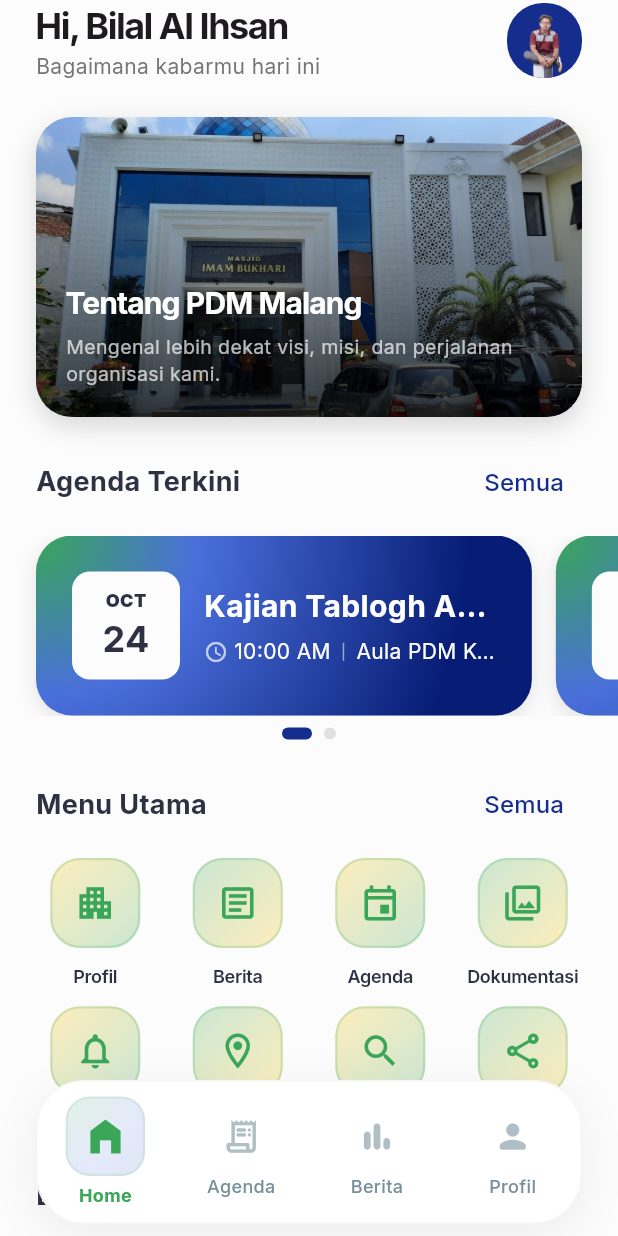
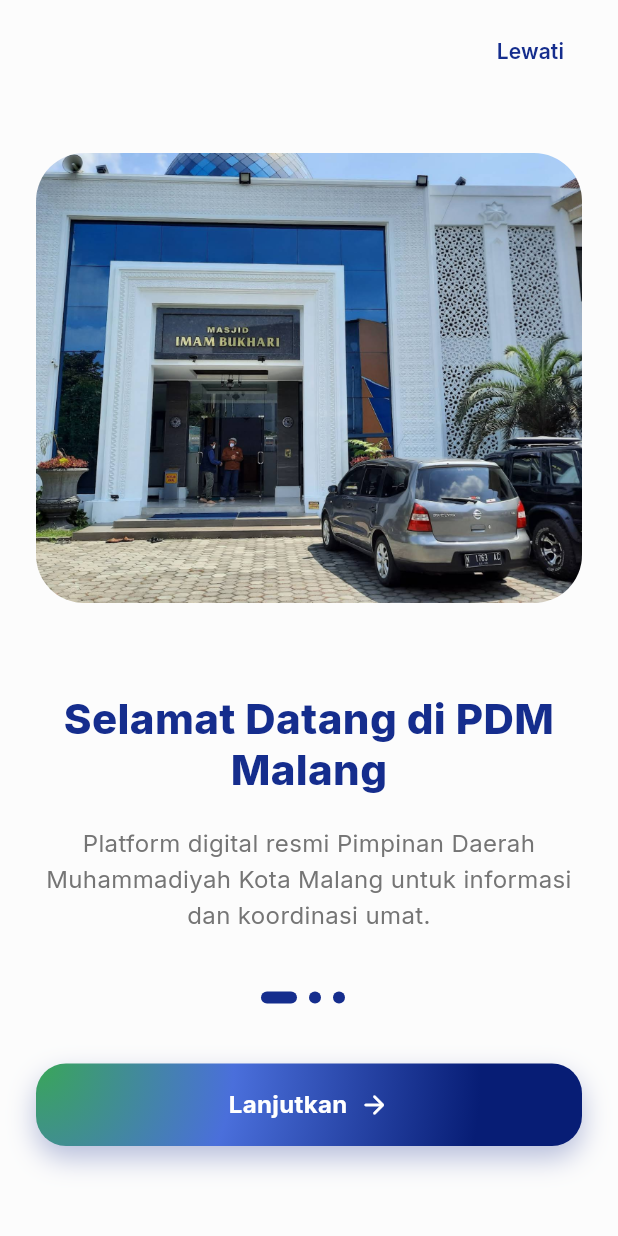
Before and after one commit to bilalihsan1955/Aplikasi-PDM-Kota-Malang, a Flutter app: the screen it shows after launch, on a phone screen of 412 x 824 dp. Run offline on Flutter 3.47's test engine with Material 3 defaults, Android fonts, the phone set to English and light mode, and no system bars; our stand-ins replace flutter_map, go_router, google_fonts, latlong2, shared_preferences.

Commit message:
penambahan halaman onboarding, login, dan register

```diff
--- a/lib/utils/routes.dart
+++ b/lib/utils/routes.dart
@@ -9,13 +9,31 @@ import '../view/pages/berita/detail_berita_page.dart';
 import '../view/pages/agenda/detail_agenda_page.dart';
 import '../view/pages/about_pdm_page.dart';
 import '../view/pages/gallery_page.dart';
+import '../view/pages/auth/onboarding_page.dart';
+import '../view/pages/auth/login_page.dart';
+import '../view/pages/auth/register_page.dart';
 
 final GlobalKey<NavigatorState> _rootNavigatorKey = GlobalKey<NavigatorState>();
 
 final GoRouter router = GoRouter(
   navigatorKey: _rootNavigatorKey,
-  initialLocation: '/',
+  initialLocation: '/onboarding',
   routes: [
+    // Auth Routes
+    GoRoute(
+      path: '/onboarding',
+      builder: (context, state) => const OnboardingPage(),
+    ),
+    GoRoute(
+      path: '/login',
+      builder: (context, state) => const LoginPage(),
+    ),
+    GoRoute(
+      path: '/register',
+      builder: (context, state) => const RegisterPage(),
+    ),
+
+    // App Shell Routes
     StatefulShellRoute.indexedStack(
       builder: (context, state, navigationShell) {
         return MainScreen(navigationShell: navigationShell);
@@ -30,7 +48,8 @@ final GoRouter router = GoRouter(
               routes: [
                 GoRoute(
                   path: 'about-pdm',
-                  pageBuilder: (context, state) => const NoTransitionPage(child: AboutPdmPage()),
+                  parentNavigatorKey: _rootNavigatorKey,
+                  builder: (context, state) => const AboutPdmPage(),
                 ),
                 GoRoute(
                   path: 'gallery',
--- /dev/null
+++ b/lib/view/pages/auth/onboarding_page.dart
@@ -0,0 +1,221 @@
+import 'package:flutter/material.dart';
+import 'package:go_router/go_router.dart';
+import '../../../utils/app_style.dart';
+
+class OnboardingPage extends StatefulWidget {
+  const OnboardingPage({super.key});
+
+  @override
+  State<OnboardingPage> createState() => _OnboardingPageState();
+}
+
+class _OnboardingPageState extends State<OnboardingPage> {
+  final PageController _pageController = PageController();
+  int _currentPage = 0;
+
+  final List<Map<String, String>> _onboardingData = [
+    {
+      'title': 'Selamat Datang di PDM Malang',
+      'description': 'Platform digital resmi Pimpinan Daerah Muhammadiyah Kota Malang untuk informasi dan koordinasi umat.',
+      'image': 'assets/images/banner.png',
+    },
+    {
+      'title': 'Agenda & Kegiatan',
+      'description': 'Pantau terus jadwal kegiatan, tabligh akbar, dan agenda organisasi secara real-time dan terstruktur.',
+      'image': 'assets/images/banner.png',
+    },
+    {
+      'title': 'Berita Terkini',
+      'description': 'Dapatkan informasi terbaru seputar dakwah, pendidikan, dan amal usaha Muhammadiyah di Kota Malang.',
+      'image': 'assets/images/banner.png',
+    },
+  ];
+
+  @override
+  Widget build(BuildContext context) {
+    final isDark = Theme.of(context).brightness == Brightness.dark;
+
+    return Scaffold(
+      backgroundColor: Theme.of(context).scaffoldBackgroundColor,
+      body: Stack(
+        children: [
+          PageView.builder(
+            controller: _pageController,
+            onPageChanged: (index) => setState(() => _currentPage = index),
+            itemCount: _onboardingData.length,
+            itemBuilder: (context, index) => _OnboardingContent(
+              title: _onboardingData[index]['title']!,
+              description: _onboardingData[index]['description']!,
+              image: _onboardingData[index]['image']!,
+            ),
+          ),
+          Positioned(
+            bottom: 60,
+            left: 24,
+            right: 24,
+            child: Column(
+              children: [
+                Row(
+                  mainAxisAlignment: MainAxisAlignment.center,
+                  children: List.generate(
+                    _onboardingData.length,
+                    (index) => _buildDot(index),
+                  ),
+                ),
+                const SizedBox(height: 40),
+                _buildButton(context),
+              ],
+            ),
+          ),
+          Positioned(
+            top: MediaQuery.of(context).padding.top + 10,
+            right: 24,
+            child: TextButton(
+              onPressed: () => context.go('/login'),
+              child: Text(
+                'Lewati',
+                style: TextStyle(
+                  color: isDark ? Colors.white70 : AppStyle.primary,
+                  fontWeight: FontWeight.w600,
+                ),
+              ),
+            ),
+          ),
+        ],
+      ),
+    );
+  }
+
+  Widget _buildDot(int index) {
+    return AnimatedContainer(
+      duration: const Duration(milliseconds: 300),
+      margin: const EdgeInsets.only(right: 8),
+      height: 8,
+      width: _currentPage == index ? 24 : 8,
+      decoration: BoxDecoration(
+        color: AppStyle.primary,
+        borderRadius: BorderRadius.circular(4),
+      ),
+    );
+  }
+
+  Widget _buildButton(BuildContext context) {
+    bool isLastPage = _currentPage == _onboardingData.length - 1;
+
+    return Container(
+      width: double.infinity,
+      decoration: BoxDecoration(
+        // Style Gradient Identik dengan _EventCard di HomePage
+        gradient: const RadialGradient(
+          center: Alignment.topLeft,
+          radius: 6,
+          colors: [Color(0xFF39A658), Color(0xFF4A6FDB), Color(0XFF071D75)],
+          stops: [0.0, 0.4, 0.9],
+        ),
+        borderRadius: BorderRadius.circular(20),
+        boxShadow: [
+          BoxShadow(
+            color: AppStyle.primary.withOpacity(0.3),
+            blurRadius: 15,
+            offset: const Offset(0, 8),
+          ),
+        ],
+      ),
+      child: Material(
+        color: Colors.transparent,
+        child: InkWell(
+          borderRadius: BorderRadius.circular(20),
+          onTap: () {
+            if (isLastPage) {
+              context.go('/login');
+            } else {
+              _pageController.nextPage(
+                duration: const Duration(milliseconds: 500),
+                curve: Curves.easeInOut,
+              );
+            }
+          },
+          child: Padding(
+            padding: const EdgeInsets.symmetric(vertical: 16),
+            child: Row(
+              mainAxisAlignment: MainAxisAlignment.center,
+              children: [
+                Text(
+                  isLastPage ? 'Mulai Sekarang' : 'Lanjutkan',
+                  style: const TextStyle(
+                    color: Colors.white,
+                    fontSize: 16,
+                    fontWeight: FontWeight.bold,
+                  ),
+                ),
+                const SizedBox(width: 8),
+                Icon(
+                  isLastPage ? Icons.rocket_launch_rounded : Icons.arrow_forward_rounded,
+                  color: Colors.white,
+                  size: 20,
+                ),
+              ],
+            ),
+          ),
+        ),
+      ),
+    );
+  }
+}
+
+class _OnboardingContent extends StatelessWidget {
+  final String title, description, image;
+
+  const _OnboardingContent({
+    super.key,
+    required this.title,
+    required this.description,
+    required this.image,
+  });
+
+  @override
+  Widget build(BuildContext context) {
+    final isDark = Theme.of(context).brightness == Brightness.dark;
+
+    return Padding(
+      padding: const EdgeInsets.symmetric(horizontal: 24),
+      child: Column(
+        mainAxisAlignment: MainAxisAlignment.center,
+        children: [
+          Container(
+            height: 300,
+            decoration: BoxDecoration(
+              borderRadius: BorderRadius.circular(32),
+              image: DecorationImage(
+                image: AssetImage(image),
+                fit: BoxFit.cover,
+              ),
+            ),
+          ),
+          const SizedBox(height: 60),
+          Text(
+            title,
+            textAlign: TextAlign.center,
+            style: TextStyle(
+              fontSize: 28,
+              fontWeight: FontWeight.w800,
+              color: isDark ? Colors.white : AppStyle.primary,
+              height: 1.2,
+            ),
+          ),
+          const SizedBox(height: 20),
+          Text(
+            description,
+            textAlign: TextAlign.center,
+            style: TextStyle(
+              fontSize: 16,
+              color: isDark ? Colors.white70 : Colors.grey[600],
+              height: 1.5,
+            ),
+          ),
+          const SizedBox(height: 100),
+        ],
+      ),
+    );
+  }
+}
--- a/lib/view/pages/home_page.dart
+++ b/lib/view/pages/home_page.dart
@@ -438,7 +438,7 @@ class _HomeMenuGrid extends StatelessWidget {
             onTap: () {
               if (item['label'] == 'Berita') context.go('/berita');
               if (item['label'] == 'Agenda') context.go('/agenda');
-              if (item['label'] == 'Profil') context.go('/profile');
+              if (item['label'] == 'Profil') context.go('/about-pdm');
               if (item['label'] == 'Dokumentasi') context.push('/gallery');
             },
             child: Column(
```
Also changed, not shown: lib/view/pages/auth/login_page.dart (added, +233 -0 lines), lib/view/pages/auth/register_page.dart (added, +238 -0 lines).
